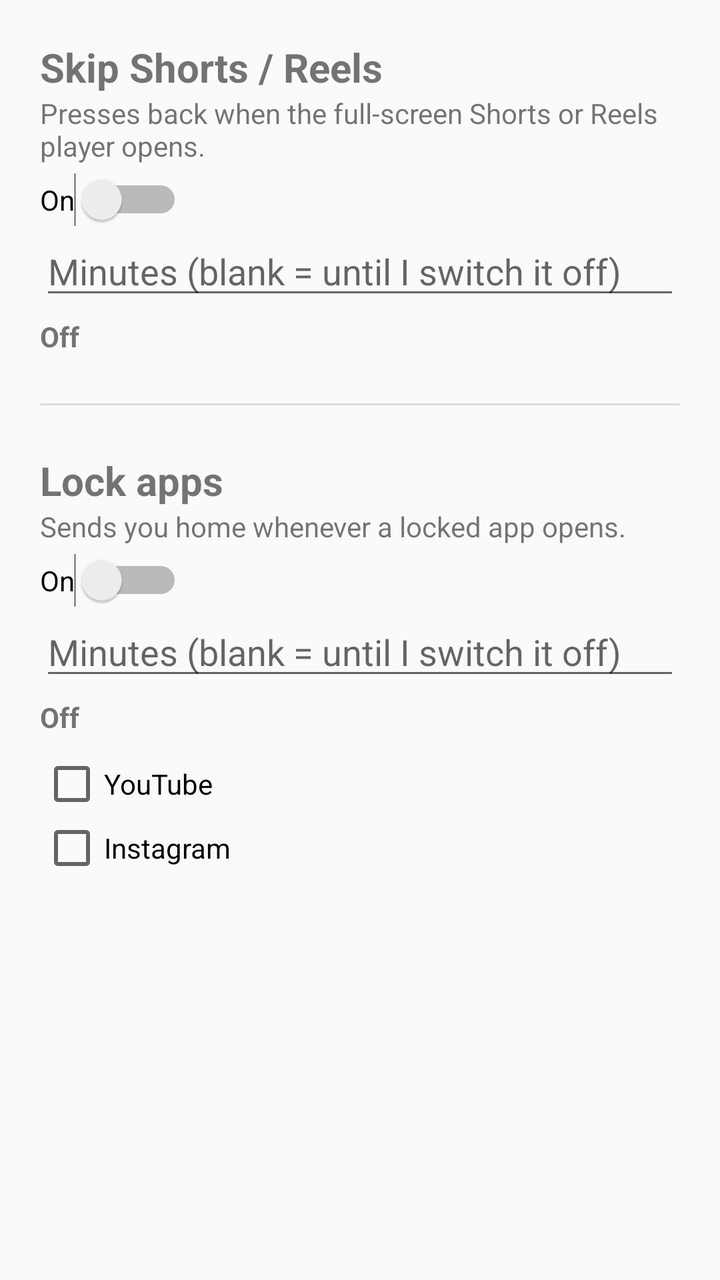
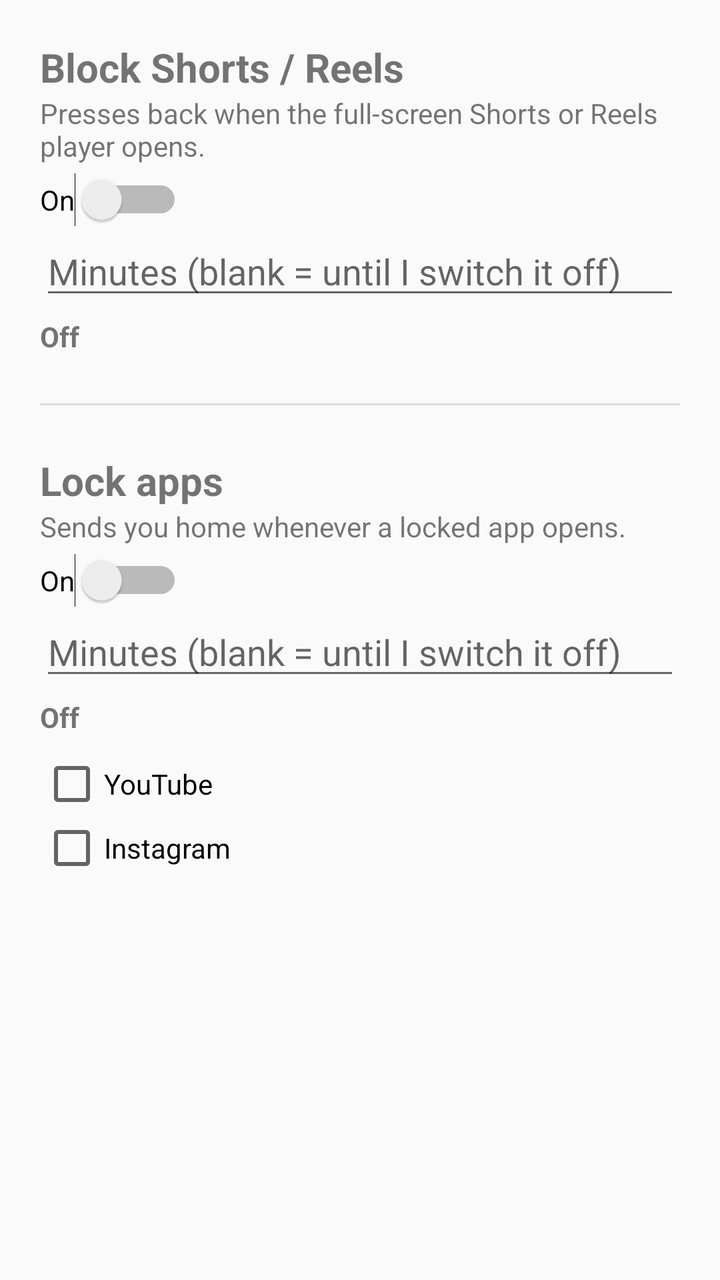

An Android layout rendered at two revisions. The XML below is the earlier revision; the diff shows what the commit changed to produce the second picture.
<!-- AndroidManifest.xml: application theme android:Theme.Material.Light -->
<!-- res/layout/activity_main.xml -->
<?xml version="1.0" encoding="utf-8"?>
<ScrollView xmlns:android="http://schemas.android.com/apk/res/android"
    android:layout_width="match_parent"
    android:layout_height="match_parent">

    <LinearLayout
        android:layout_width="match_parent"
        android:layout_height="wrap_content"
        android:orientation="vertical"
        android:padding="20dp">

        
        <LinearLayout
            android:id="@+id/warn_box"
            android:layout_width="match_parent"
            android:layout_height="wrap_content"
            android:orientation="vertical"
            android:paddingBottom="24dp"
            android:visibility="gone">

            <TextView
                android:layout_width="match_parent"
                android:layout_height="wrap_content"
                android:text="The accessibility service is off. Nothing is being blocked."
                android:textColor="#B00020"
                android:textStyle="bold" />

            <Button
                android:id="@+id/btn_settings"
                android:layout_width="wrap_content"
                android:layout_height="wrap_content"
                android:layout_marginTop="8dp"
                android:text="Open Accessibility Settings" />
        </LinearLayout>

        
        <TextView
            android:layout_width="match_parent"
            android:layout_height="wrap_content"
            android:text="Skip Shorts / Reels"
            android:textSize="20sp"
            android:textStyle="bold" />

        <TextView
            android:layout_width="match_parent"
            android:layout_height="wrap_content"
            android:paddingBottom="4dp"
            android:text="Presses back when the full-screen Shorts or Reels player opens." />

        <Switch
            android:id="@+id/sw_shorts"
            android:layout_width="wrap_content"
            android:layout_height="wrap_content"
            android:text="On" />

        <EditText
            android:id="@+id/et_shorts"
            android:layout_width="match_parent"
            android:layout_height="wrap_content"
            android:hint="Minutes (blank = until I switch it off)"
            android:inputType="number"
            android:maxLength="4" />

        <TextView
            android:id="@+id/tv_shorts"
            android:layout_width="match_parent"
            android:layout_height="wrap_content"
            android:paddingTop="4dp"
            android:text="Off"
            android:textStyle="bold" />

        <View
            android:layout_width="match_parent"
            android:layout_height="1dp"
            android:layout_marginBottom="24dp"
            android:layout_marginTop="24dp"
            android:background="#20000000" />

        
        <TextView
            android:layout_width="match_parent"
            android:layout_height="wrap_content"
            android:text="Lock apps"
            android:textSize="20sp"
            android:textStyle="bold" />

        <TextView
            android:layout_width="match_parent"
            android:layout_height="wrap_content"
            android:paddingBottom="4dp"
            android:text="Sends you home whenever a locked app opens." />

        <Switch
            android:id="@+id/sw_lock"
            android:layout_width="wrap_content"
            android:layout_height="wrap_content"
            android:text="On" />

        <EditText
            android:id="@+id/et_lock"
            android:layout_width="match_parent"
            android:layout_height="wrap_content"
            android:hint="Minutes (blank = until I switch it off)"
            android:inputType="number"
            android:maxLength="4" />

        <TextView
            android:id="@+id/tv_lock"
            android:layout_width="match_parent"
            android:layout_height="wrap_content"
            android:paddingTop="4dp"
            android:text="Off"
            android:textStyle="bold" />

        <CheckBox
            android:id="@+id/cb_youtube"
            android:layout_width="wrap_content"
            android:layout_height="wrap_content"
            android:layout_marginTop="8dp"
            android:text="YouTube" />

        <CheckBox
            android:id="@+id/cb_instagram"
            android:layout_width="wrap_content"
            android:layout_height="wrap_content"
            android:text="Instagram" />

    </LinearLayout>

</ScrollView>
<!-- resources referenced by this layout -->
<resources>

</resources>

<!-- the commit's change to res/layout/activity_main.xml (unified diff, before → after) -->
@@ -37,7 +37,7 @@
         <TextView
             android:layout_width="match_parent"
             android:layout_height="wrap_content"
-            android:text="Skip Shorts / Reels"
+            android:text="Block Shorts / Reels"
             android:textSize="20sp"
             android:textStyle="bold" />
 
